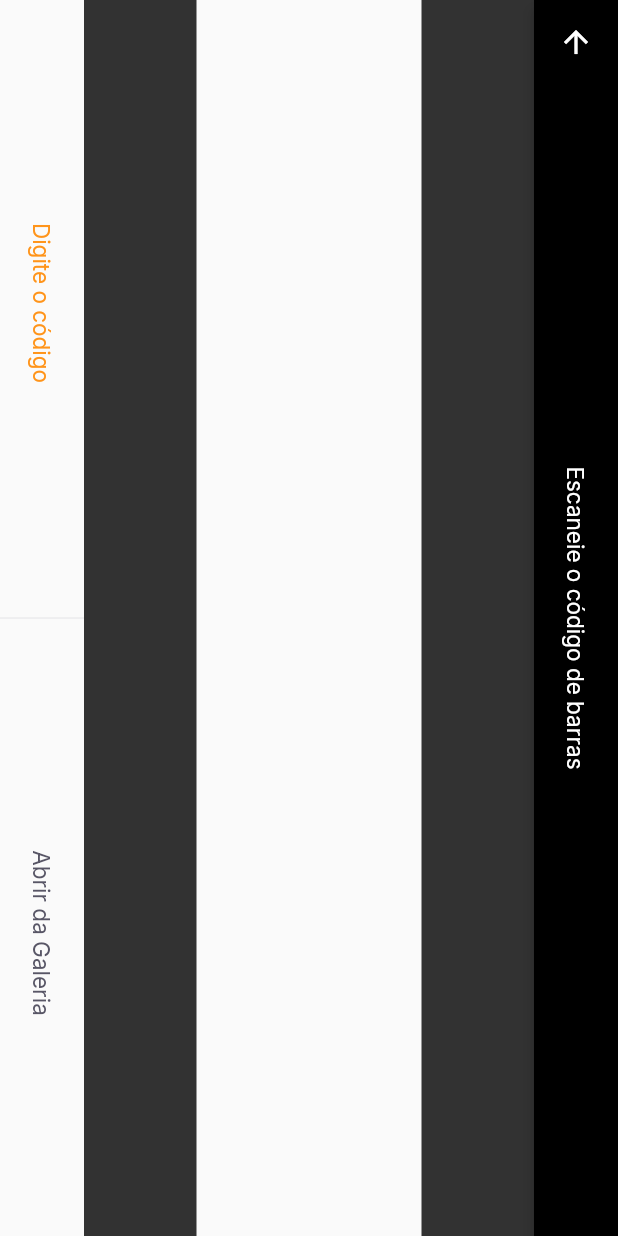
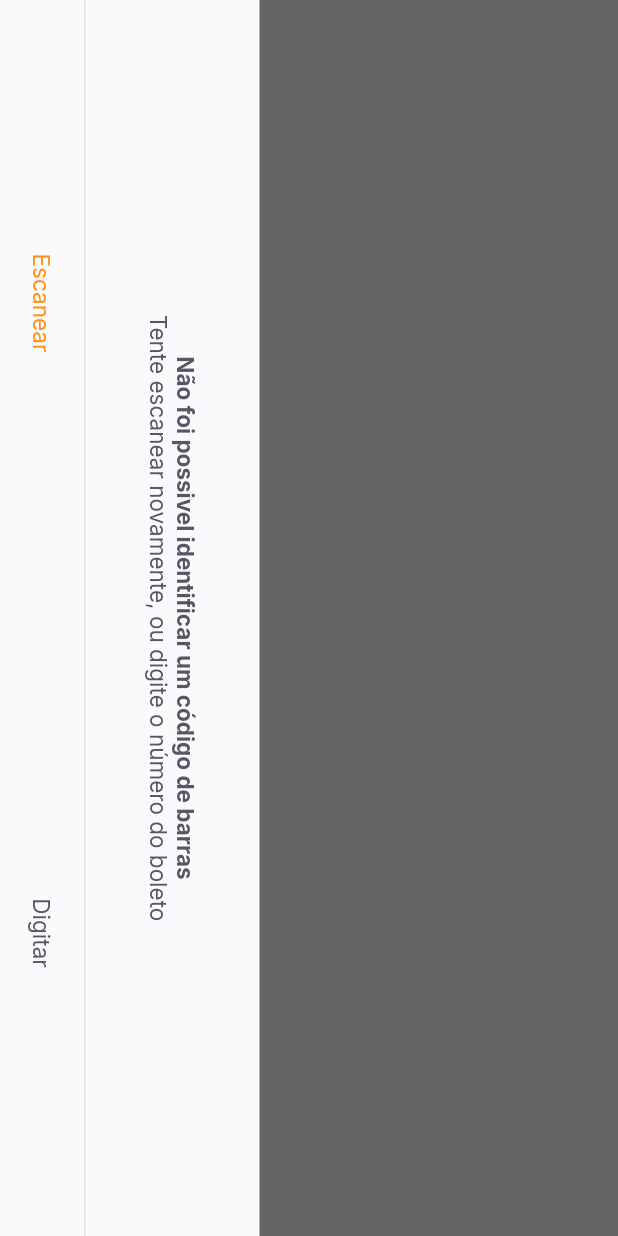
Before and after one commit to ErisvaldoCorreia/PayFlowApp, a Flutter app: the BarCodeScannerPage screen opened by its route, on a phone screen of 412 x 824 dp. Run offline on Flutter 3.47's test engine with Material 2 defaults, Android fonts, the phone set to English and light mode, and no system bars; our stand-ins replace firebase_core, google_fonts, google_sign_in, shared_preferences; accounts and stored records are empty.

Commit message:
feat: cria bottomsheet personalizada para scanner

```diff
--- /dev/null
+++ b/lib/components/BottomSheet/bottom_sheet.dart
@@ -0,0 +1,78 @@
+import 'package:flutter/material.dart';
+import 'package:pay_flow/components/SetBottomButtons/set_bottom_buttons.dart';
+import 'package:pay_flow/core/themes/app_colors.dart';
+import 'package:pay_flow/core/themes/app_text_styles.dart';
+
+class BottomSheetWidget extends StatelessWidget {
+  final String title;
+  final String subTitle;
+  final String primaryTitle;
+  final String secondaryTitle;
+  final VoidCallback primaryOnPressed;
+  final VoidCallback secondaryOnPressed;
+  final bool primaryColorPrimary;
+  final bool secondaryColorPrimary;
+  const BottomSheetWidget({
+    Key? key,
+    required this.primaryTitle,
+    required this.secondaryTitle,
+    required this.primaryOnPressed,
+    required this.secondaryOnPressed,
+    required this.title,
+    required this.subTitle,
+    this.primaryColorPrimary = false,
+    this.secondaryColorPrimary = false,
+  }) : super(key: key);
+
+  @override
+  Widget build(BuildContext context) {
+    return RotatedBox(
+      quarterTurns: 1,
+      child: Material(
+        child: Container(
+          color: AppColors.shape,
+          child: Column(
+            children: [
+              Expanded(
+                child: Container(
+                  color: Colors.black.withOpacity(0.6),
+                ),
+              ),
+              Column(
+                children: [
+                  Padding(
+                    padding: const EdgeInsets.all(40.0),
+                    child: Text.rich(
+                      TextSpan(
+                        text: title,
+                        style: TextStyles.buttonBoldHeading,
+                        children: [
+                          TextSpan(
+                            text: '\n$subTitle',
+                            style: TextStyles.buttonHeading,
+                          ),
+                        ],
+                      ),
+                      textAlign: TextAlign.center,
+                    ),
+                  ),
+                  Container(
+                    color: AppColors.stroke,
+                    height: 1,
+                  ),
+                  SetBottomButtons(
+                    primaryTitle: primaryTitle,
+                    primaryColorPrimary: true,
+                    primaryOnPressed: primaryOnPressed,
+                    secondaryTitle: secondaryTitle,
+                    secondaryOnPressed: secondaryOnPressed,
+                  ),
+                ],
+              ),
+            ],
+          ),
+        ),
+      ),
+    );
+  }
+}
--- a/lib/modules/BarCodeScanner/bar_code_scanner_page.dart
+++ b/lib/modules/BarCodeScanner/bar_code_scanner_page.dart
@@ -1,4 +1,5 @@
 import 'package:flutter/material.dart';
+import 'package:pay_flow/components/BottomSheet/bottom_sheet.dart';
 import 'package:pay_flow/components/SetBottomButtons/set_bottom_buttons.dart';
 import 'package:pay_flow/core/themes/app_colors.dart';
 import 'package:pay_flow/core/themes/app_text_styles.dart';
@@ -13,7 +14,14 @@ class BarCodeScannerPage extends StatefulWidget {
 class _BarCodeScannerPageState extends State<BarCodeScannerPage> {
   @override
   Widget build(BuildContext context) {
-    return SafeArea(
+    return BottomSheetWidget(
+        primaryTitle: 'Escanear',
+        secondaryTitle: 'Digitar',
+        primaryOnPressed: () {},
+        secondaryOnPressed: () {},
+        title: 'Não foi possivel identificar um código de barras',
+        subTitle: 'Tente escanear novamente, ou digite o número do boleto');
+    /*return SafeArea(
       child: RotatedBox(
         quarterTurns: 1,
         child: Scaffold(
@@ -57,6 +65,6 @@ class _BarCodeScannerPageState extends State<BarCodeScannerPage> {
           ),
         ),
       ),
-    );
+    );*/
   }
 }
```
